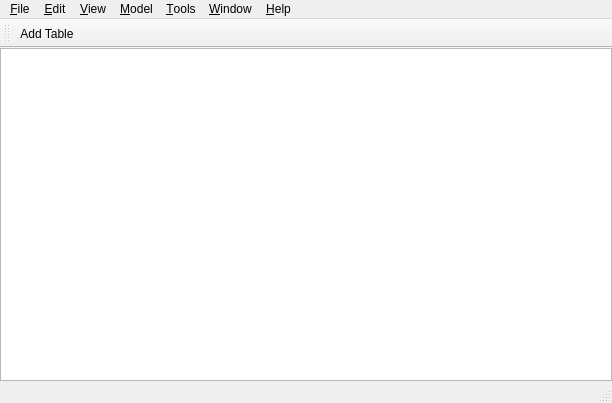
Above: jalapaquery/src/jalapaquery/mainwindow.ui from leonhad/jalapaquery before the change. Below: the same form after it.
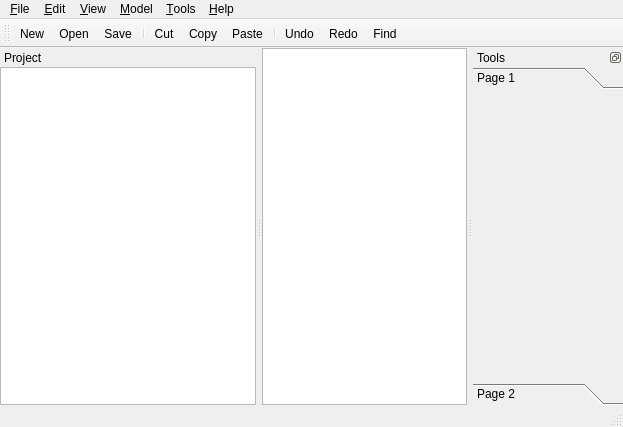
That is the form after the change.

What changed in the file:
```diff
--- a/jalapaquery/src/jalapaquery/mainwindow.ui
+++ b/jalapaquery/src/jalapaquery/mainwindow.ui
@@ -6,8 +6,8 @@
    <rect>
     <x>0</x>
     <y>0</y>
-    <width>612</width>
-    <height>403</height>
+    <width>623</width>
+    <height>427</height>
    </rect>
   </property>
   <property name="windowTitle">
@@ -32,7 +32,7 @@
     <rect>
      <x>0</x>
      <y>0</y>
-     <width>612</width>
+     <width>623</width>
      <height>22</height>
     </rect>
    </property>
@@ -63,11 +63,6 @@
      <string>&amp;Tools</string>
     </property>
    </widget>
-   <widget class="QMenu" name="menuWindow">
-    <property name="title">
-     <string>&amp;Window</string>
-    </property>
-   </widget>
    <widget class="QMenu" name="menuHelp">
     <property name="title">
      <string>&amp;Help</string>
@@ -79,7 +74,6 @@
    <addaction name="menuView"/>
    <addaction name="menuModel"/>
    <addaction name="menuTools"/>
-   <addaction name="menuWindow"/>
    <addaction name="menuHelp"/>
   </widget>
   <widget class="QToolBar" name="mainToolBar">
@@ -89,9 +83,118 @@
    <attribute name="toolBarBreak">
     <bool>false</bool>
    </attribute>
-   <addaction name="actionAddTable"/>
+   <addaction name="actionNew"/>
+   <addaction name="actionOpen"/>
+   <addaction name="actionSave"/>
+   <addaction name="separator"/>
+   <addaction name="actionCut"/>
+   <addaction name="actionCopy"/>
+   <addaction name="actionPaste"/>
+   <addaction name="separator"/>
+   <addaction name="actionUndo"/>
+   <addaction name="actionRedo"/>
+   <addaction name="actionFind"/>
   </widget>
   <widget class="QStatusBar" name="statusBar"/>
+  <widget class="QDockWidget" name="dockWidget">
+   <property name="minimumSize">
+    <size>
+     <width>150</width>
+     <height>128</height>
+    </size>
+   </property>
+   <property name="floating">
+    <bool>false</bool>
+   </property>
+   <property name="features">
+    <set>QDockWidget::NoDockWidgetFeatures</set>
+   </property>
+   <property name="windowTitle">
+    <string>Project</string>
+   </property>
+   <attribute name="dockWidgetArea">
+    <number>1</number>
+   </attribute>
+   <widget class="QWidget" name="dockWidgetContents">
+    <layout class="QHBoxLayout" name="horizontalLayout_2">
+     <property name="margin">
+      <number>0</number>
+     </property>
+     <item>
+      <widget class="QTreeView" name="treeView"/>
+     </item>
+    </layout>
+   </widget>
+  </widget>
+  <widget class="QDockWidget" name="dockWidget_2">
+   <property name="sizePolicy">
+    <sizepolicy hsizetype="Expanding" vsizetype="Preferred">
+     <horstretch>0</horstretch>
+     <verstretch>0</verstretch>
+    </sizepolicy>
+   </property>
+   <property name="minimumSize">
+    <size>
+     <width>150</width>
+     <height>194</height>
+    </size>
+   </property>
+   <property name="features">
+    <set>QDockWidget::DockWidgetFloatable|QDockWidget::DockWidgetMovable</set>
+   </property>
+   <property name="windowTitle">
+    <string>Tools</string>
+   </property>
+   <attribute name="dockWidgetArea">
+    <number>2</number>
+   </attribute>
+   <widget class="QWidget" name="dockWidgetContents_2">
+    <layout class="QVBoxLayout" name="layout_2">
+     <property name="spacing">
+      <number>0</number>
+     </property>
+     <property name="sizeConstraint">
+      <enum>QLayout::SetDefaultConstraint</enum>
+     </property>
+     <property name="margin">
+      <number>0</number>
+     </property>
+     <item>
+      <widget class="QToolBox" name="toolBox">
+       <property name="currentIndex">
+        <number>0</number>
+       </property>
+       <widget class="QWidget" name="page">
+        <property name="geometry">
+         <rect>
+          <x>0</x>
+          <y>0</y>
+          <width>150</width>
+          <height>265</height>
+         </rect>
+        </property>
+        <attribute name="label">
+         <string>Page 1</string>
+        </attribute>
+       </widget>
+       <widget class="QWidget" name="page_2">
+        <property name="geometry">
+         <rect>
+          <x>0</x>
+          <y>0</y>
+          <width>150</width>
+          <height>265</height>
+         </rect>
+        </property>
+        <attribute name="label">
+         <string>Page 2</string>
+        </attribute>
+       </widget>
+      </widget>
+     </item>
+    </layout>
+   </widget>
+  </widget>
   <action name="actionAbout">
    <property name="text">
     <string>&amp;About</string>
@@ -104,7 +207,148 @@
   </action>
   <action name="actionAddTable">
    <property name="text">
-    <string>Add Table</string>
+    <string>&amp;Preferences</string>
+   </property>
+   <property name="menuRole">
+    <enum>QAction::PreferencesRole</enum>
+   </property>
+  </action>
+  <action name="actionIndex">
+   <property name="text">
+    <string>Index</string>
+   </property>
+   <property name="shortcut">
+    <string>F1</string>
+   </property>
+  </action>
+  <action name="actionNew">
+   <property name="text">
+    <string>New</string>
+   </property>
+  </action>
+  <action name="actionOpen">
+   <property name="text">
+    <string>Open...</string>
+   </property>
+  </action>
+  <action name="actionSave">
+   <property name="text">
+    <string>Save</string>
+   </property>
+  </action>
+  <action name="actionClose">
+   <property name="text">
+    <string>Close</string>
+   </property>
+  </action>
+  <action name="actionSave_All">
+   <property name="text">
+    <string>Save As...</string>
+   </property>
+  </action>
+  <action name="actionPrint">
+   <property name="text">
+    <string>Print</string>
+   </property>
+  </action>
+  <action name="actionPage_Setup">
+   <property name="text">
+    <string>Page Setup</string>
+   </property>
+  </action>
+  <action name="actionImport">
+   <property name="text">
+    <string>Import</string>
+   </property>
+  </action>
+  <action name="actionExport">
+   <property name="text">
+    <string>Export</string>
+   </property>
+  </action>
+  <action name="actionUndo">
+   <property name="text">
+    <string>Undo</string>
+   </property>
+  </action>
+  <action name="actionRedo">
+   <property name="text">
+    <string>Redo</string>
+   </property>
+  </action>
+  <action name="actionCut">
+   <property name="text">
+    <string>Cut</string>
+   </property>
+  </action>
+  <action name="actionCopy">
+   <property name="text">
+    <string>Copy</string>
+   </property>
+  </action>
+  <action name="actionPaste">
+   <property name="text">
+    <string>Paste</string>
+   </property>
+  </action>
+  <action name="actionFind">
+   <property name="text">
+    <string>Find...</string>
+   </property>
+  </action>
+  <action name="actionSelect_All">
+   <property name="text">
+    <string>Select All</string>
+   </property>
+  </action>
+  <action name="actionZoom_In">
+   <property name="text">
+    <string>Zoom In</string>
+   </property>
+  </action>
+  <action name="actionZoom_Out">
+   <property name="text">
+    <string>Zoom Out</string>
+   </property>
+  </action>
+  <action name="actionFit_To_Window">
+   <property name="text">
+    <string>Fit To Window</string>
+   </property>
+  </action>
+  <action name="action50">
+   <property name="text">
+    <string>50%</string>
+   </property>
+  </action>
+  <action name="action75">
+   <property name="text">
+    <string>75%</string>
+   </property>
+  </action>
+  <action name="action100">
+   <property name="text">
+    <string>100%</string>
+   </property>
+  </action>
+  <action name="action125">
+   <property name="text">
+    <string>125%</string>
+   </property>
+  </action>
+  <action name="action150">
+   <property name="text">
+    <string>150%</string>
+   </property>
+  </action>
+  <action name="action175">
+   <property name="text">
+    <string>175%</string>
+   </property>
+  </action>
+  <action name="action200">
+   <property name="text">
+    <string>200%</string>
    </property>
   </action>
  </widget>
```
Left out of the diff: 71 changed lines with no effect on the pictures.
